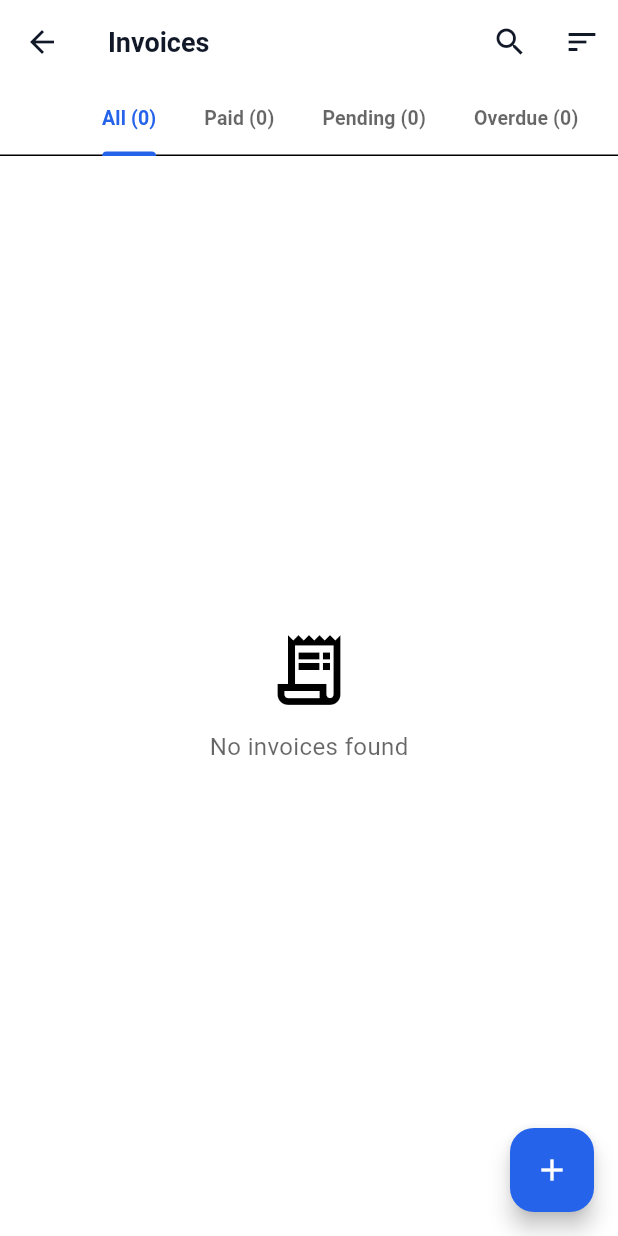
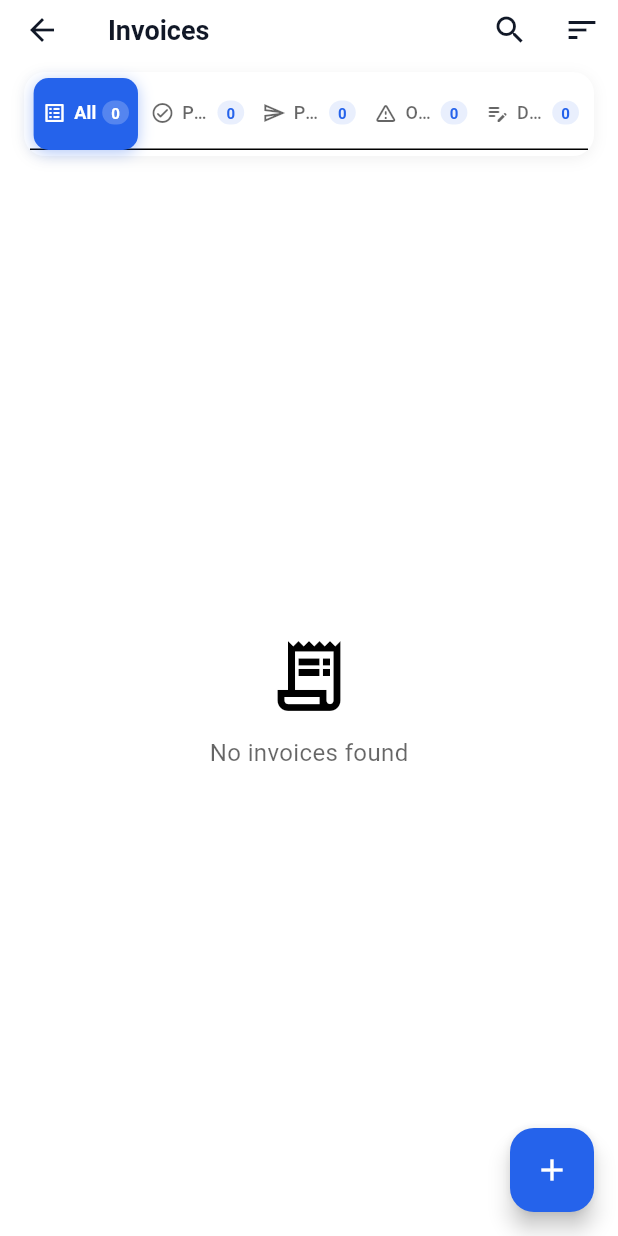
Before and after one commit to shahzadkhan1998/invvoice_app, a Flutter app: the InvoiceListScreen screen opened directly, on a phone screen of 412 x 824 dp. Run offline on Flutter 3.47's test engine with Material 3 defaults, Android fonts, the phone set to English and light mode, and no system bars; our stand-ins replace cloud_firestore, firebase_analytics, firebase_auth, firebase_core, firebase_crashlytics, flutter_colorpicker and 14 more; accounts and stored records are empty.

Commit message:
Redesign invoice list TabBar into a fancy pill-style segmented control with icons + count badges

```diff
--- a/lib/screens/invoices/invoice_list_screen.dart
+++ b/lib/screens/invoices/invoice_list_screen.dart
@@ -115,21 +115,89 @@ class _InvoiceListScreenState extends State<InvoiceListScreen>
                 ],
               ),
             ],
-            bottom: TabBar(
-              controller: _tabController,
-              isScrollable: true,
-              labelColor: Theme.of(context).colorScheme.primary,
-              unselectedLabelColor: Theme.of(context).hintColor,
-              indicatorColor: Theme.of(context).colorScheme.primary,
-              labelStyle: const TextStyle(
-                  fontWeight: FontWeight.w600, fontSize: 13),
-              tabs: [
-                Tab(text: '${loc.invoiceListTabAll} (${provider.invoices.length})'),
-                Tab(text: '${loc.invoiceListTabPaid} (${provider.paidInvoices.length})'),
-                Tab(text: '${loc.invoiceListTabPending} (${provider.pendingInvoices.length})'),
-                Tab(text: '${loc.invoiceListTabOverdue} (${provider.overdueInvoices.length})'),
-                Tab(text: '${loc.invoiceListTabDraft} (${provider.draftInvoices.length})'),
-              ],
+            bottom: PreferredSize(
+              preferredSize: const Size.fromHeight(56),
+              child: Container(
+                margin:
+                    const EdgeInsets.symmetric(horizontal: 16, vertical: 8),
+                padding: const EdgeInsets.all(4),
+                decoration: BoxDecoration(
+                  color: Theme.of(context).colorScheme.surface,
+                  borderRadius: BorderRadius.circular(14),
+                  boxShadow: [
+                    BoxShadow(
+                      color: Colors.black.withOpacity(0.06),
+                      blurRadius: 8,
+                      offset: const Offset(0, 2),
+                    ),
+                  ],
+                ),
+                child: TabBar(
+                  controller: _tabController,
+                  isScrollable: false,
+                  labelPadding: EdgeInsets.zero,
+                  indicator: BoxDecoration(
+                    borderRadius: BorderRadius.circular(10),
+                    color: Theme.of(context).colorScheme.primary,
+                    boxShadow: [
+                      BoxShadow(
+                        color: Theme.of(context)
+                            .colorScheme
+                            .primary
+                            .withOpacity(0.35),
+                        blurRadius: 8,
+                        offset: const Offset(0, 2),
+                      ),
+                    ],
+                  ),
+                  overlayColor:
+                      MaterialStateProperty.all(Colors.transparent),
+                  labelColor: Theme.of(context).colorScheme.onPrimary,
+                  unselectedLabelColor:
+                      Theme.of(context).colorScheme.onSurface.withOpacity(0.6),
+                  labelStyle: const TextStyle(
+                      fontWeight: FontWeight.w600, fontSize: 12),
+                  unselectedLabelStyle: const TextStyle(
+                      fontWeight: FontWeight.w500, fontSize: 12),
+                  tabs: [
+                    _InvoiceTabLabel(
+                      controller: _tabController,
+                      index: 0,
+                      icon: Icons.list_alt_rounded,
+                      label: loc.invoiceListTabAll,
+                      count: provider.invoices.length,
+                    ),
+                    _InvoiceTabLabel(
+                      controller: _tabController,
+                      index: 1,
+                      icon: Icons.check_circle_outline_rounded,
+                      label: loc.invoiceListTabPaid,
+                      count: provider.paidInvoices.length,
+                    ),
+                    _InvoiceTabLabel(
+                      controller: _tabController,
+                      index: 2,
+                      icon: Icons.send_outlined,
+                      label: loc.invoiceListTabPending,
+                      count: provider.pendingInvoices.length,
+                    ),
+                    _InvoiceTabLabel(
+                      controller: _tabController,
+                      index: 3,
+                      icon: Icons.warning_amber_rounded,
+                      label: loc.invoiceListTabOverdue,
+                      count: provider.overdueInvoices.length,
+                    ),
+                    _InvoiceTabLabel(
+                      controller: _tabController,
+                      index: 4,
+                      icon: Icons.edit_note_rounded,
+                      label: loc.invoiceListTabDraft,
+                      count: provider.draftInvoices.length,
+                    ),
+                  ],
+                ),
+              ),
             ),
           ),
           body: TabBarView(
@@ -443,3 +511,74 @@ class _QuickAction extends StatelessWidget {
     );
   }
 }
+
+class _InvoiceTabLabel extends StatelessWidget {
+  final TabController controller;
+  final int index;
+  final IconData icon;
+  final String label;
+  final int count;
+
+  const _InvoiceTabLabel({
+    required this.controller,
+    required this.index,
+    required this.icon,
+    required this.label,
+    required this.count,
+  });
+
+  @override
+  Widget build(BuildContext context) {
+    final theme = Theme.of(context);
+    final primary = theme.colorScheme.primary;
+    final onPrimary = theme.colorScheme.onPrimary;
+    final muted = theme.colorScheme.onSurface.withOpacity(0.6);
+    return AnimatedBuilder(
+      animation: controller,
+      builder: (context, _) {
+        final selected = controller.index == index;
+        final fg = selected ? onPrimary : muted;
+        return Tab(
+          child: Container(
+            padding: const EdgeInsets.symmetric(horizontal: 6),
+            child: Row(
+              mainAxisAlignment: MainAxisAlignment.center,
+              mainAxisSize: MainAxisSize.min,
+              children: [
+                Icon(icon, size: 16, color: fg),
+                const SizedBox(width: 5),
+                Flexible(
+                  child: Text(
+                    label,
+                    maxLines: 1,
+                    overflow: TextOverflow.ellipsis,
+                    style: TextStyle(fontSize: 12, color: fg),
+                  ),
+                ),
+                const SizedBox(width: 4),
+                Container(
+                  padding:
+                      const EdgeInsets.symmetric(horizontal: 6, vertical: 1),
+                  decoration: BoxDecoration(
+                    color: selected
+                        ? onPrimary.withOpacity(0.22)
+                        : primary.withOpacity(0.10),
+                    borderRadius: BorderRadius.circular(20),
+                  ),
+                  child: Text(
+                    '$count',
+                    style: TextStyle(
+                      fontSize: 10,
+                      fontWeight: FontWeight.w700,
+                      color: selected ? onPrimary : primary,
+                    ),
+                  ),
+                ),
+              ],
+            ),
+          ),
+        );
+      },
+    );
+  }
+}
```
